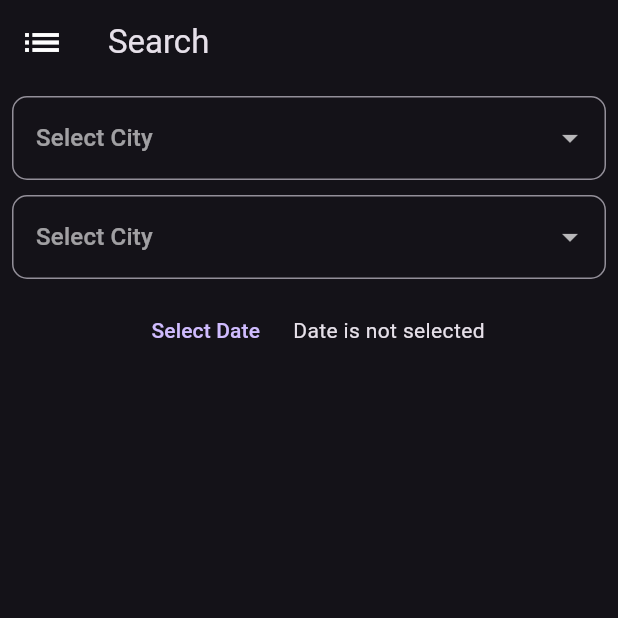
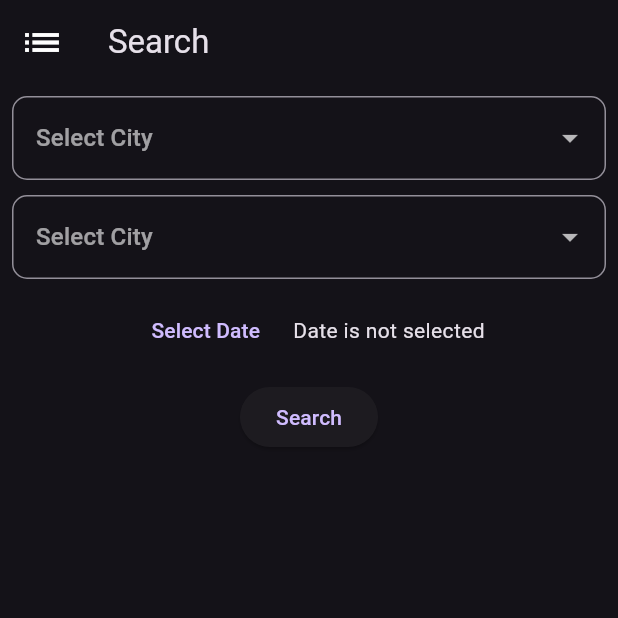
Before and after one commit to WaleedAlaql/bus-reservation-application-frontend, a Flutter app: the screen it shows after launch, on a phone screen of 412 x 824 dp, the top half of it. Run offline on Flutter 3.47's test engine with Material 3 defaults, Android fonts, the phone set to English and light mode, and no system bars; our stand-ins replace date_format.

Commit message:
Adding New Button For Bus Search

```diff
--- a/frontend:/bus_reservation_application/lib/datasource/temp_db.dart
+++ b/frontend:/bus_reservation_application/lib/datasource/temp_db.dart
@@ -1,4 +1,3 @@
-
 import '../models/bus_model.dart';
 import '../models/bus_reservation.dart';
 import '../models/bus_schedule.dart';
@@ -7,20 +6,69 @@ import '../utils/constants.dart';
 
 class TempDB {
   static List<Bus> tableBus = [
-    Bus(busId: 1, busName: 'Test Bus', busNumber: 'Test-0001', busType: busTypeACBusiness, totalSeat: 18),
-    Bus(busId: 2, busName: 'Test Bus', busNumber: 'Test-0002', busType: busTypeACEconomy, totalSeat: 32),
-    Bus(busId: 3, busName: 'Test Bus', busNumber: 'Test-0003', busType: busTypeNonAc, totalSeat: 40),
+    Bus(
+        busId: 1,
+        busName: 'Test Bus',
+        busNumber: 'Test-0001',
+        busType: busTypeACBusiness,
+        totalSeat: 18),
+    Bus(
+        busId: 2,
+        busName: 'Test Bus',
+        busNumber: 'Test-0002',
+        busType: busTypeACEconomy,
+        totalSeat: 32),
+    Bus(
+        busId: 3,
+        busName: 'Test Bus',
+        busNumber: 'Test-0003',
+        busType: busTypeNonAc,
+        totalSeat: 40),
   ];
 
   static List<BusRoute> tableRoute = [
-    BusRoute(routeId: 1, routeName: 'Dhaka-Sylhet', cityFrom: 'Dhaka', cityTo: 'Sylhet', distanceInKm: 250),
-    BusRoute(routeId: 2, routeName: 'Sylhet-Dhaka', cityFrom: 'Sylhet', cityTo: 'Dhaka', distanceInKm: 250),
+    BusRoute(
+        routeId: 1,
+        routeName: 'Hail-Riyadh',
+        cityFrom: 'Hail',
+        cityTo: 'Riyadh',
+        distanceInKm: 250),
+    BusRoute(
+        routeId: 2,
+        routeName: 'Riyadh-Hail',
+        cityFrom: 'Riyadh',
+        cityTo: 'Hail',
+        distanceInKm: 250),
   ];
   static List<BusSchedule> tableSchedule = [
-    BusSchedule(scheduleId: 1, bus: tableBus[0], busRoute: tableRoute[0], departureTime: '18:00', ticketPrice: 2000,),
-    BusSchedule(scheduleId: 2, bus: tableBus[1], busRoute: tableRoute[0], departureTime: '20:00', ticketPrice: 1600,),
-    BusSchedule(scheduleId: 3, bus: tableBus[2], busRoute: tableRoute[0], departureTime: '22:00', ticketPrice: 1000,),
-    BusSchedule(scheduleId: 4, bus: tableBus[0], busRoute: tableRoute[1], departureTime: '18:00', ticketPrice: 2000,),
+    BusSchedule(
+      scheduleId: 1,
+      bus: tableBus[0],
+      busRoute: tableRoute[0],
+      departureTime: '18:00',
+      ticketPrice: 100,
+    ),
+    BusSchedule(
+      scheduleId: 2,
+      bus: tableBus[1],
+      busRoute: tableRoute[0],
+      departureTime: '20:00',
+      ticketPrice: 150,
+    ),
+    BusSchedule(
+      scheduleId: 3,
+      bus: tableBus[2],
+      busRoute: tableRoute[0],
+      departureTime: '22:00',
+      ticketPrice: 200,
+    ),
+    BusSchedule(
+      scheduleId: 4,
+      bus: tableBus[0],
+      busRoute: tableRoute[1],
+      departureTime: '18:00',
+      ticketPrice: 250,
+    ),
   ];
   static List<BusReservation> tableReservation = [];
 }
--- a/frontend:/bus_reservation_application/lib/pages/search_page.dart
+++ b/frontend:/bus_reservation_application/lib/pages/search_page.dart
@@ -1,4 +1,6 @@
+import 'package:bus_reservation_application/datasource/temp_db.dart';
 import 'package:bus_reservation_application/utils/constants.dart';
+import 'package:bus_reservation_application/utils/helper_functions.dart';
 import 'package:date_format/date_format.dart';
 import 'package:flutter/material.dart';
 
@@ -10,6 +12,7 @@ class SearchPage extends StatefulWidget {
 }
 
 class _SearchPageState extends State<SearchPage> {
+  final formKey = GlobalKey<FormState>();
   String? fromCity;
   String? toCity;
   DateTime? selectedDate;
@@ -24,6 +27,7 @@ class _SearchPageState extends State<SearchPage> {
           title: const Text('Search'),
         ),
         body: Form(
+          key: formKey,
           child: Center(
             child: ListView(
               padding: const EdgeInsets.all(8),
@@ -103,7 +107,14 @@ class _SearchPageState extends State<SearchPage> {
                               selectedDate!, ['dd', '-', 'MM', '-', 'yyyy']),
                     ),
                   ],
-                )
+                ),
+                const SizedBox(height: 10),
+                Center(
+                  child: ElevatedButton(
+                    onPressed: search,
+                    child: const Text('Search'),
+                  ),
+                ),
               ],
             ),
           ),
@@ -122,4 +133,20 @@ class _SearchPageState extends State<SearchPage> {
       });
     });
   }
+
+  void search() {
+    if (selectedDate == null) {
+      showMessage(context, selectDateErrMessage);
+      return;
+    }
+    if (formKey.currentState!.validate()) {
+      try {
+        final route = TempDB.tableRoute.firstWhere((element) =>
+            element.cityFrom == fromCity && element.cityTo == toCity);
+        showMessage(context, route.routeName);
+      } on StateError catch (e) {
+        showMessage(context, e.toString());
+      }
+    }
+  }
 }
--- a/frontend:/bus_reservation_application/lib/utils/constants.dart
+++ b/frontend:/bus_reservation_application/lib/utils/constants.dart
@@ -7,6 +7,7 @@ const String reservationCancelled = 'Cancelled';
 const String reservationActive = 'Active';
 const String reservationExpired = 'Expired';
 const String emptyFieldErrMessage = 'This field must not be empty';
+const String selectDateErrMessage = 'Please select date';
 const String accessToken = 'accessToken';
 const String loginTime = 'loginTime';
 const String expirationDuration = 'expirationDuration';
--- a/frontend:/bus_reservation_application/lib/utils/helper_functions.dart
+++ b/frontend:/bus_reservation_application/lib/utils/helper_functions.dart
@@ -0,0 +1,9 @@
+import 'package:flutter/material.dart';
+
+void showMessage(BuildContext context, String message) {
+  ScaffoldMessenger.of(context).showSnackBar(
+    SnackBar(
+      content: Text(message),
+    ),
+  );
+}
```
